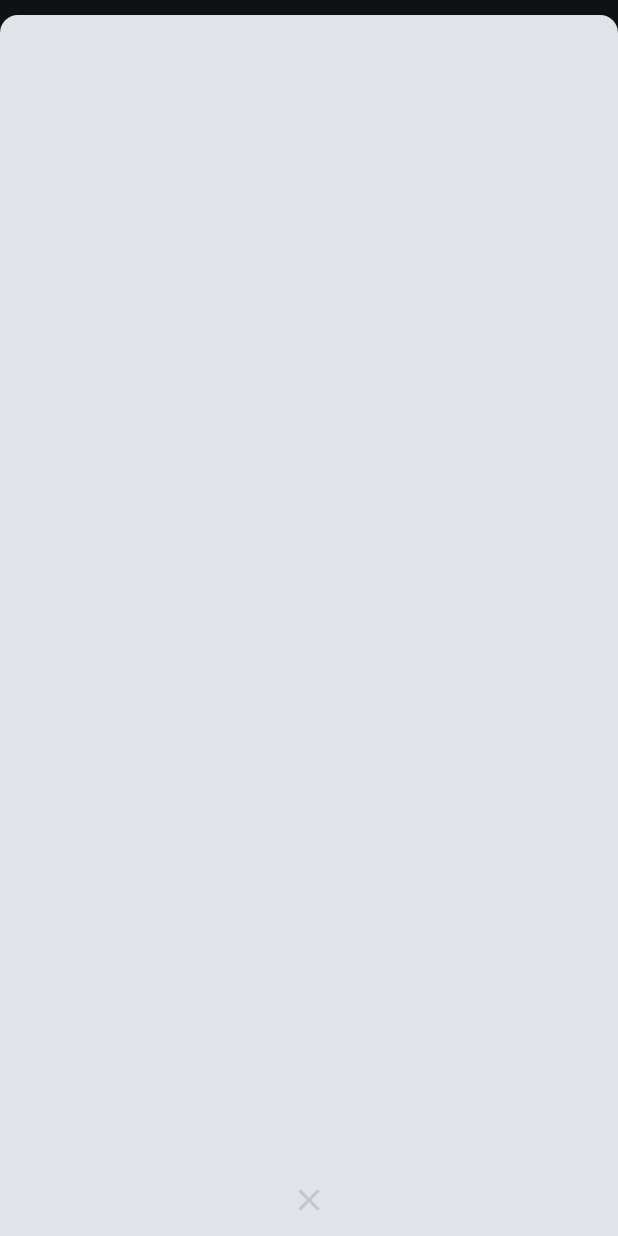
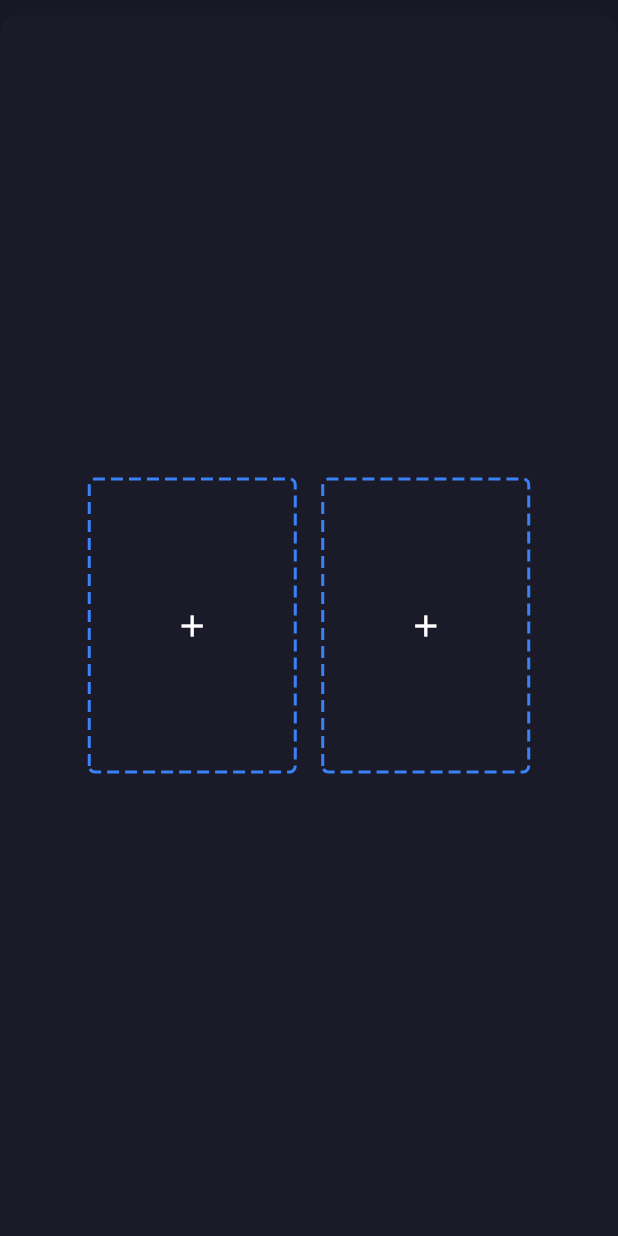
Before and after one commit to codenameakshay/pokerface-flutter, a Flutter app: the GameView screen opened by its route, on a phone screen of 412 x 824 dp. Run offline on Flutter 3.47's test engine with Material 3 defaults, Android fonts, the phone set to English and light mode, and no system bars; our stand-ins replace audioplayers, auto_route, device_info_plus, equatable, flutter_animate, flutter_native_splash and 7 more; missing offline and left inert: flutter_dynamic_icon, rate_my_app; accounts and stored records are empty; project files that could hold a hidden picture were left out.

Commit message:
[fix]: navigation and add two dashed card buttons

```diff
--- a/lib/presentation/views/game_screen/view.dart
+++ b/lib/presentation/views/game_screen/view.dart
@@ -31,6 +31,18 @@ class _GameViewState extends ConsumerState<GameView> {
           decoration: BoxDecoration(
             color: theme.colors.background,
           ),
+          child: Stack(
+            alignment: Alignment.center,
+            children: [
+              Positioned(
+                bottom: 400,
+                child: ElevatedButton(
+                  onPressed: () => stateController.showSelectCardsBottomSheet(context),
+                  child: const Text('Open Bottom Sheet'),
+                ),
+              ),
+            ],
+          ),
         ),
       ),
     );
--- a/lib/presentation/views/game_screen/widgets/bottom_sheet/view.dart
+++ b/lib/presentation/views/game_screen/widgets/bottom_sheet/view.dart
@@ -3,8 +3,14 @@ import 'package:equatable/equatable.dart';
 import 'package:flutter/material.dart';
 import 'package:flutter_riverpod/flutter_riverpod.dart';
 import 'package:pokerface/presentation/app/app_extensions/app_extension.dart';
+import 'package:pokerface/presentation/app/core_widgets/clickable.dart';
+import 'package:pokerface/presentation/app/core_widgets/dashed_rect_painter.dart';
+import 'package:pokerface/presentation/utils/bottom_sheet/modal_bottom_sheet.dart';
+import 'package:pokerface/presentation/utils/cards/cards_png.dart';
+import 'package:pokerface/presentation/views/game_screen/widgets/bottom_sheet/widgets/bottom_sheet/view.dart';
 
 part 'controller.dart';
+part 'widgets/dashed_outline_button.dart';
 
 @RoutePage(name: 'SelectCardsBottomSheetRoute')
 class SelectCardsBottomSheet extends ConsumerStatefulWidget {
@@ -27,21 +33,27 @@ class _SelectCardsBottomSheetState extends ConsumerState<SelectCardsBottomSheet>
       child: Scaffold(
         body: DecoratedBox(
           decoration: BoxDecoration(
-            color: theme.colors.onBackground,
+            color: theme.colors.background,
           ),
-          child: Stack(
-            alignment: Alignment.center,
-            children: [
-              Positioned(
-                bottom: 0,
-                child: IconButton(
-                  icon: const Icon(Icons.close),
-                  onPressed: () {
-                    MyAppX.router.pop();
-                  },
+          child: Center(
+            child: Wrap(
+              alignment: WrapAlignment.center,
+              crossAxisAlignment: WrapCrossAlignment.center,
+              runSpacing: 16.toAutoScaledWidth,
+              spacing: 16.toAutoScaledWidth,
+              children: [
+                DashedCardButton(
+                  onPressed: () => stateController.showCardsListBottomSheet(context),
+                  width: 120.toAutoScaledWidth,
+                  // card: CardsPNG.fronts.clubsKing,
                 ),
-              )
-            ],
+                DashedCardButton(
+                  onPressed: () => stateController.showCardsListBottomSheet(context),
+                  width: 120.toAutoScaledWidth,
+                  // card: CardsPNG.fronts.clubsKing,
+                ),
+              ],
+            ),
           ),
         ),
       ),
```
Also changed, not shown: lib/presentation/views/game_screen/controller.dart (+8 -14 lines), lib/presentation/views/game_screen/widgets/bottom_sheet/controller.dart (+8 -0 lines).
